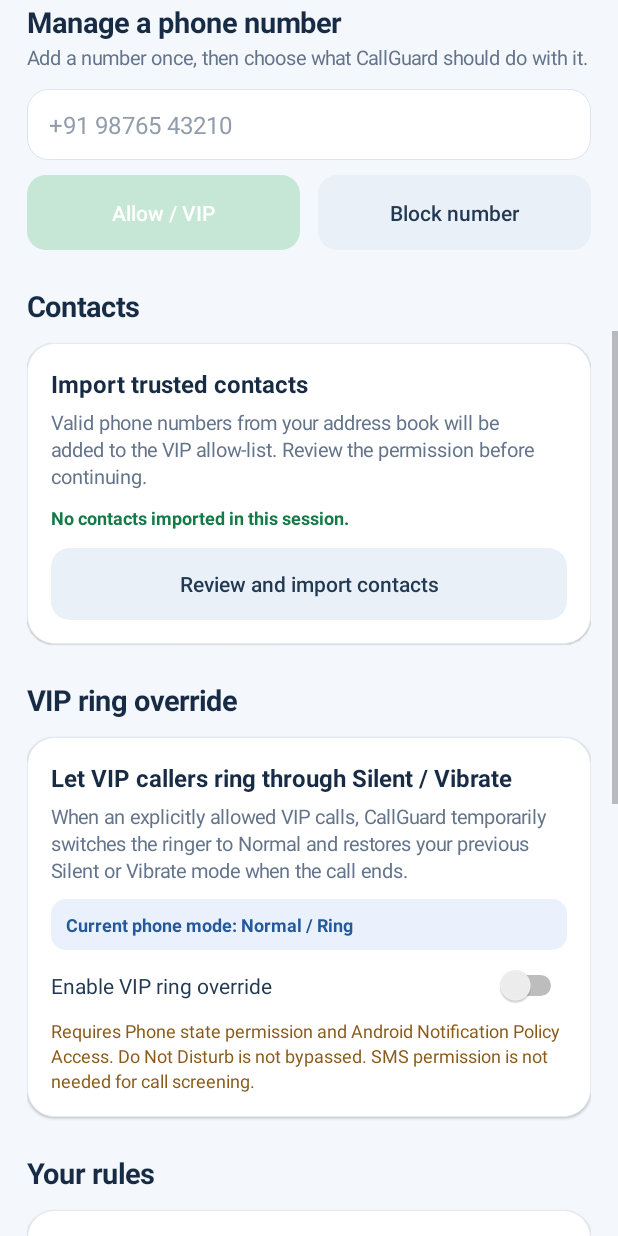
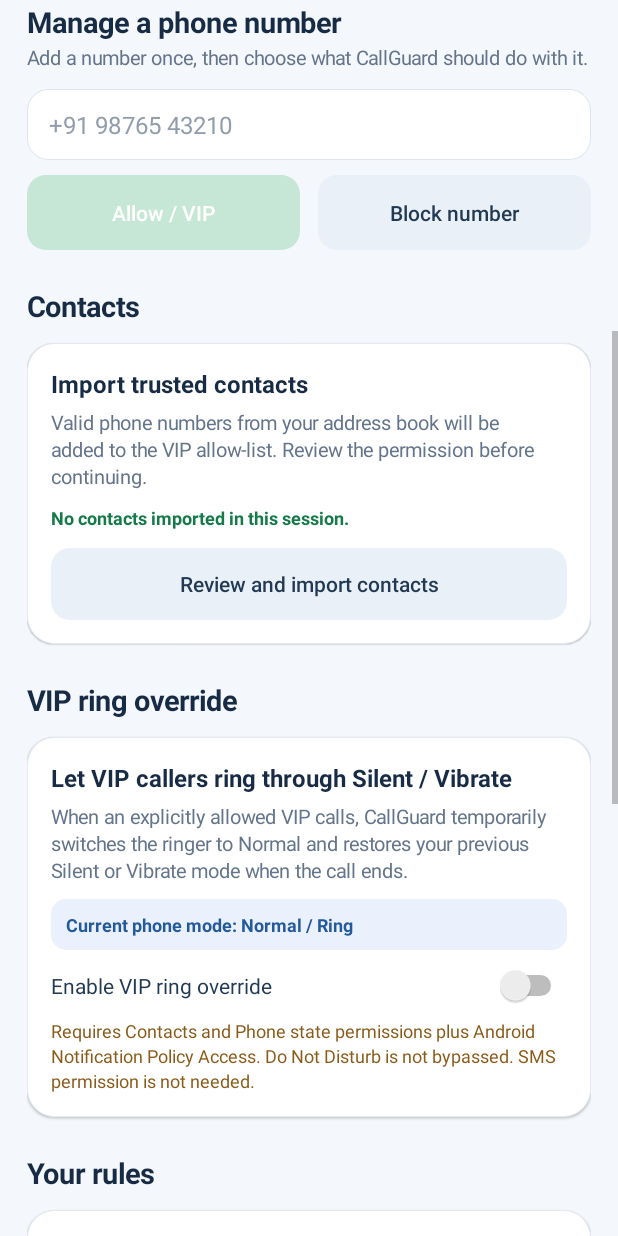
Before and after one commit to MAINAKRUDRA/CallGuard-AI, an Android app: the screen it shows after launch (MainActivity), scrolled down 576 dp, on a phone screen of 412 x 824 dp. Run offline under Robolectric (Android 15) with nearby library versions, the phone set to English and light mode, and no system bars; libraries missing offline, so code that uses them is left out: com.google.i18n.phonenumbers.

Commit message:
Clarify all required permissions for VIP ring override

```diff
--- a/android/app/src/main/java/com/mainak/callguardai/MainActivity.kt
+++ b/android/app/src/main/java/com/mainak/callguardai/MainActivity.kt
@@ -226,7 +226,7 @@ class MainActivity : ComponentActivity() {
         }
         switchRow.addView(vipRingSwitch, LinearLayout.LayoutParams(0, ViewGroup.LayoutParams.WRAP_CONTENT, 1f))
         vipCard.addView(switchRow, matchWrap().apply { topMargin = dp(10) })
-        vipCard.addView(label("Requires Phone state permission and Android Notification Policy Access. Do Not Disturb is not bypassed. SMS permission is not needed for call screening.", "#8A5A18", 12, false), matchWrap().apply { topMargin = dp(8) })
+        vipCard.addView(label("Requires Contacts and Phone state permissions plus Android Notification Policy Access. Do Not Disturb is not bypassed. SMS permission is not needed.", "#8A5A18", 12, false), matchWrap().apply { topMargin = dp(8) })
         content.addView(vipCard, matchWrap().apply { topMargin = dp(10) })
 
         content.addView(sectionTitle("Your rules"), matchWrap().apply { topMargin = dp(24) })
```
